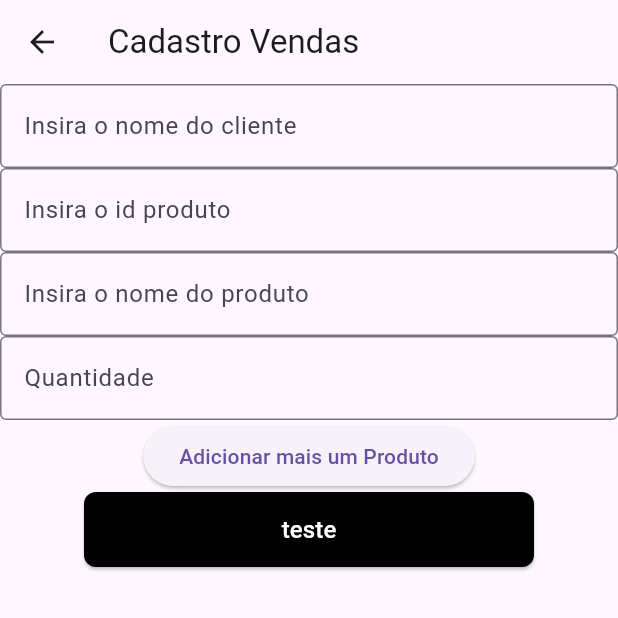
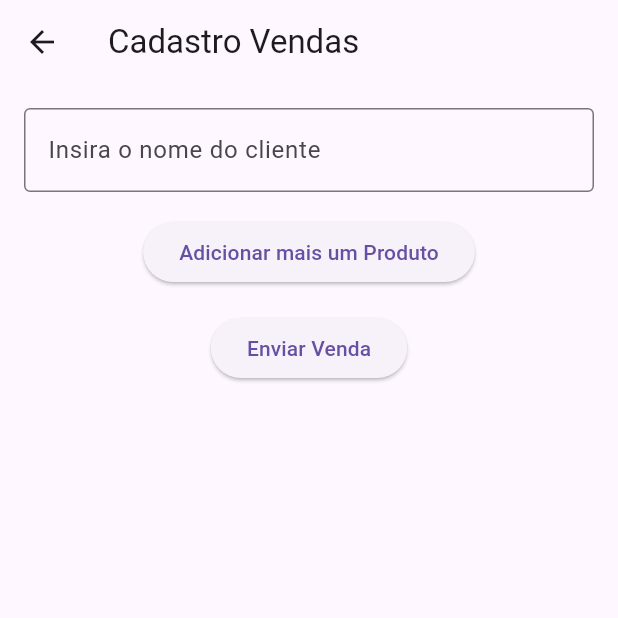
Before and after one commit to DevSamuelBrito/Scanner-App, a Flutter app: the screen it shows after launch, after a tap on "Cadastro de Venda", on a phone screen of 412 x 824 dp, the top half of it. Run offline on Flutter 3.47's test engine with Material 3 defaults, Android fonts, the phone set to English and light mode, and no system bars; our stand-ins replace cloud_firestore, firebase_core; accounts and stored records are empty.

Commit message:
send data to the bank in the form of a map

```diff
--- a/lib/app.dart
+++ b/lib/app.dart
@@ -20,7 +20,7 @@ class ScannerApp extends StatelessWidget {
         "/home": (context) => HomePage(),// rota para a tela home
         "/cadastroProdutos": (context) => cadastroProdutos(),// rota para a tela cadastro produtos
         "/leituraCodigoBarras": (context) => leituraCodigoBarras(),// rota para a tela leitura codigo de barras
-        "/cadastroVendas": (context) => cadastroVendas(),// rota para a tela leitura cadastro de vendas
+        "/cadastroVendas": (context) => CadastroVendas(),// rota para a tela leitura cadastro de vendas
         "/tabelaProdutos": (context) => tabelaProdutos(),// rota para a tela leitura tabela de produtos
         "/cadastroClientes": (context) => cadastroClientes(),//rota para a tela de cadastro de clientes
       },
--- a/lib/screens/cadastrarVendas.dart
+++ b/lib/screens/cadastrarVendas.dart
@@ -1,87 +1,39 @@
-import "package:flutter/material.dart";
-import '../styles/styles.dart';
+import 'package:flutter/material.dart';
 import 'package:cloud_firestore/cloud_firestore.dart';
 
-class cadastroVendas extends StatefulWidget {
-  @override
-  _cadastroVendasState createState() => _cadastroVendasState();
+class Product {
+  String? idPronto;
+  String? nomeProd;
+  String? qtd;
+
+  Product({this.idPronto, this.nomeProd, this.qtd});
 }
 
-class _cadastroVendasState extends State<cadastroVendas> {
-  final qtd = TextEditingController();
-  final nomeProd = TextEditingController();
-  final idProduto = TextEditingController();
+class CadastroVendas extends StatefulWidget {
+  @override
+  _CadastroVendasState createState() => _CadastroVendasState();
+}
+
+class _CadastroVendasState extends State<CadastroVendas> {
   final nomeCliente = TextEditingController();
+  List<Product> produtos = [];
 
   void enviarProdutosVendas(BuildContext context) {
     FirebaseFirestore.instance.collection('Vendas').add({
-      'qtd': qtd.text,
-      'nomeProd': nomeProd.text,
-      'idProduto': idProduto.text,
       'nomeCliente': nomeCliente.text,
+      'produtos': produtos.map((produto) {
+        return {
+          'idProduto': produto.idPronto,
+          'nomeProd': produto.nomeProd,
+          'qtd': produto.qtd,
+        };
+      }).toList(),
     });
-    qtd.clear();
-    nomeProd.clear();
-    idProduto.clear();
+
     nomeCliente.clear();
-  }
-
-  List<Widget> camposProduto = [];
-
-  _cadastroVendasState() {
-    camposProduto = [
-      TextField(
-        controller: idProduto,
-        decoration: InputDecoration(
-          hintText: 'Insira o id produto',
-          border: OutlineInputBorder(),
-        ),
-      ),
-      TextField(
-        controller: nomeProd,
-        decoration: InputDecoration(
-          hintText: 'Insira o nome do produto',
-          border: OutlineInputBorder(),
-        ),
-      ),
-      TextField(
-        controller: qtd,
-        decoration: InputDecoration(
-          hintText: 'Quantidade',
-          border: OutlineInputBorder(),
-        ),
-      ),
-    ];
-  }
-
-  Widget gerarNovosCampo(BuildContext context) {
-    return Column(
-      children: [
-        TextField(
-          controller: idProduto,
-          decoration: InputDecoration(
-            hintText: 'Insira o id produto',
-            border: OutlineInputBorder(),
-          ),
-        ),
-        SizedBox(height: 10),
-        TextField(
-          controller: nomeProd,
-          decoration: InputDecoration(
-            hintText: 'Insira o nome do produto',
-            border: OutlineInputBorder(),
-          ),
-        ),
-        SizedBox(height: 10),
-        TextField(
-          controller: qtd,
-          decoration: InputDecoration(
-            hintText: 'Quantidade',
-            border: OutlineInputBorder(),
-          ),
-        ),
-      ],
-    );
+    setState(() {
+      produtos.clear();
+    });
   }
 
   @override
@@ -91,6 +43,7 @@ class _cadastroVendasState extends State<cadastroVendas> {
         title: Text("Cadastro Vendas"),
       ),
       body: Container(
+        padding: EdgeInsets.all(16.0),
         child: Column(
           children: [
             TextField(
@@ -100,25 +53,57 @@ class _cadastroVendasState extends State<cadastroVendas> {
                 border: OutlineInputBorder(),
               ),
             ),
-            ...camposProduto,
+            SizedBox(height: 16.0),
+            Column(
+              children: produtos.map((produto) {
+                return Column(
+                  children: [
+                    TextField(
+                      decoration: InputDecoration(
+                        hintText: 'Insira o id produto',
+                        border: OutlineInputBorder(),
+                      ),
+                      onChanged: (value) {
+                        produto.idPronto = value;
+                      },
+                    ),
+                    SizedBox(height: 10),
+                    TextField(
+                      decoration: InputDecoration(
+                        hintText: 'Insira o nome do produto',
+                        border: OutlineInputBorder(),
+                      ),
+                      onChanged: (value) {
+                        produto.nomeProd = value;
+                      },
+                    ),
+                    SizedBox(height: 10),
+                    TextField(
+                      decoration: InputDecoration(
+                        hintText: 'Quantidade',
+                        border: OutlineInputBorder(),
+                      ),
+                      onChanged: (value) {
+                        produto.qtd = value;
+                      },
+                    ),
+                    SizedBox(height: 16.0),
+                  ],
+                );
+              }).toList(),
+            ),
             ElevatedButton(
               onPressed: () {
-                setState(
-                  () {
-                    camposProduto.add(gerarNovosCampo(
-                        context)); // Adicione novos campos à lista
-                  },
-                );
+                setState(() {
+                  produtos.add(Product());
+                });
               },
               child: Text('Adicionar mais um Produto'),
             ),
+            SizedBox(height: 16.0),
             ElevatedButton(
-              style: StylesProntos.estiloBotao,
               onPressed: () => enviarProdutosVendas(context),
-              child: Text(
-                'teste',
-                style: StylesProntos.textBotao,
-              ),
+              child: Text('Enviar Venda'),
             ),
           ],
         ),
```
